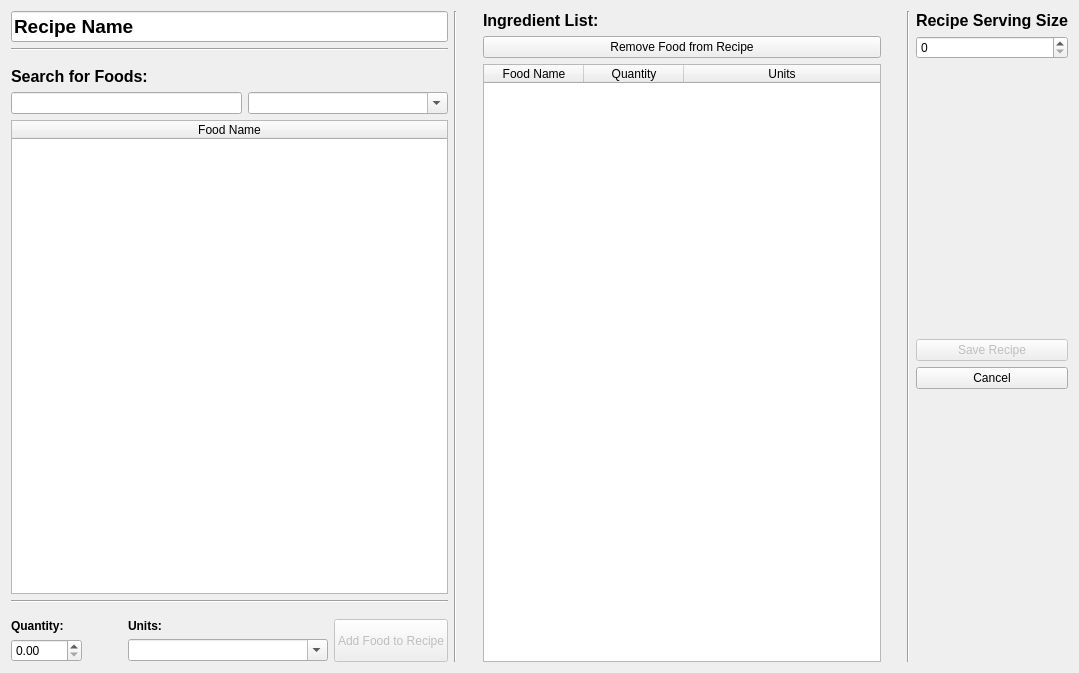
This is qt_des_ui/recipeDialog.ui in casey-martin/EatersDigest as Qt 5 draws it before an edit. The edited form follows.
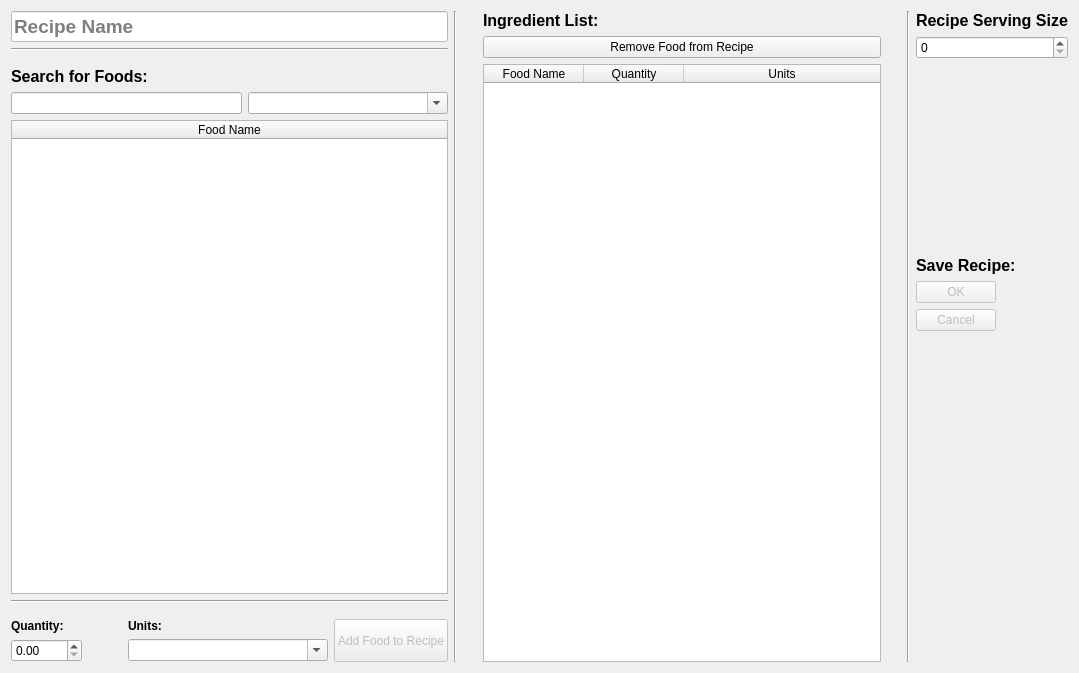
This is the edited form.

What changed in the file:
```diff
--- a/qt_des_ui/recipeDialog.ui
+++ b/qt_des_ui/recipeDialog.ui
@@ -13,6 +13,9 @@
   <property name="windowTitle">
    <string>Dialog</string>
   </property>
+  <property name="styleSheet">
+   <string notr="true"/>
+  </property>
   <layout class="QHBoxLayout" name="horizontalLayout">
    <item>
     <layout class="QVBoxLayout" name="queryLayout">
@@ -25,7 +28,16 @@
          <bold>true</bold>
         </font>
        </property>
+       <property name="autoFillBackground">
+        <bool>true</bool>
+       </property>
+       <property name="styleSheet">
+        <string notr="true">background-color: rgb(255, 255, 255)</string>
+       </property>
        <property name="text">
+        <string/>
+       </property>
+       <property name="placeholderText">
         <string>Recipe Name</string>
        </property>
       </widget>
@@ -399,19 +411,35 @@
       </spacer>
      </item>
      <item>
-      <widget class="QPushButton" name="saveRecipePushButton">
+      <widget class="QLabel" name="servingSizeLabel_2">
+       <property name="font">
+        <font>
+         <pointsize>12</pointsize>
+         <weight>75</weight>
+         <bold>true</bold>
+        </font>
+       </property>
+       <property name="frameShape">
+        <enum>QFrame::NoFrame</enum>
+       </property>
+       <property name="frameShadow">
+        <enum>QFrame::Plain</enum>
+       </property>
+       <property name="text">
+        <string>Save Recipe:</string>
+       </property>
+      </widget>
+     </item>
+     <item>
+      <widget class="QDialogButtonBox" name="saveRecipePushButton">
        <property name="enabled">
         <bool>false</bool>
        </property>
-       <property name="text">
-        <string>Save Recipe</string>
+       <property name="orientation">
+        <enum>Qt::Vertical</enum>
        </property>
-      </widget>
-     </item>
-     <item>
-      <widget class="QPushButton" name="cancelRecipePushButton">
-       <property name="text">
-        <string>Cancel</string>
+       <property name="standardButtons">
+        <set>QDialogButtonBox::Cancel|QDialogButtonBox::Ok</set>
        </property>
       </widget>
      </item>
```
Left out of the diff: 35 changed lines with no effect on the pictures.
